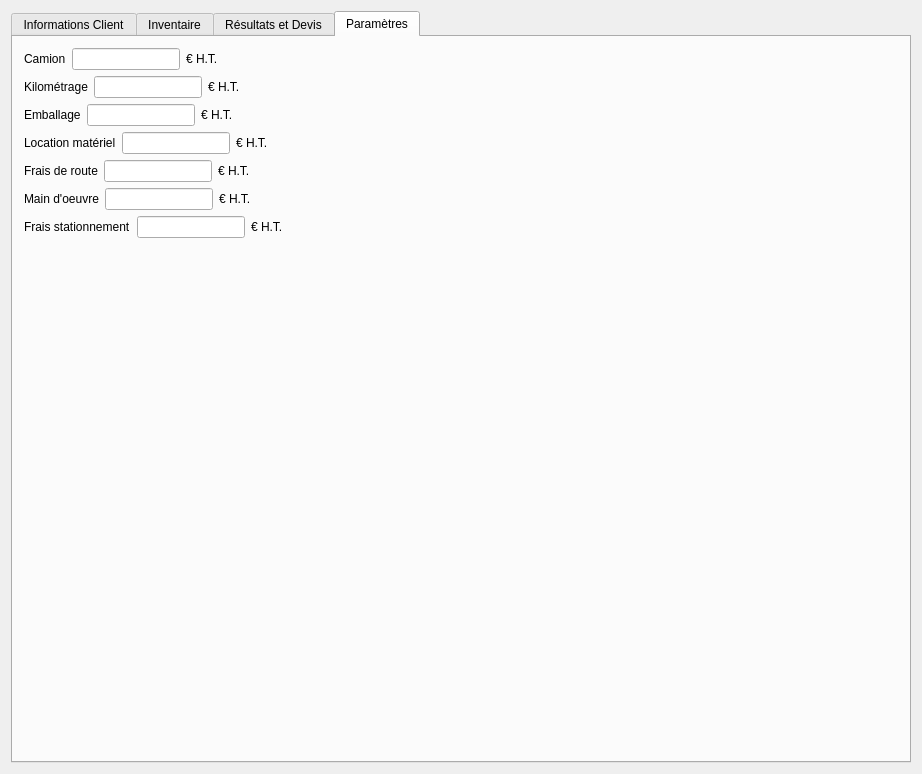
Before: the Qt Designer form DevisMaker/MainWindow.ui in Andreas-Chatti/DevisMaker, drawn with Qt 5.
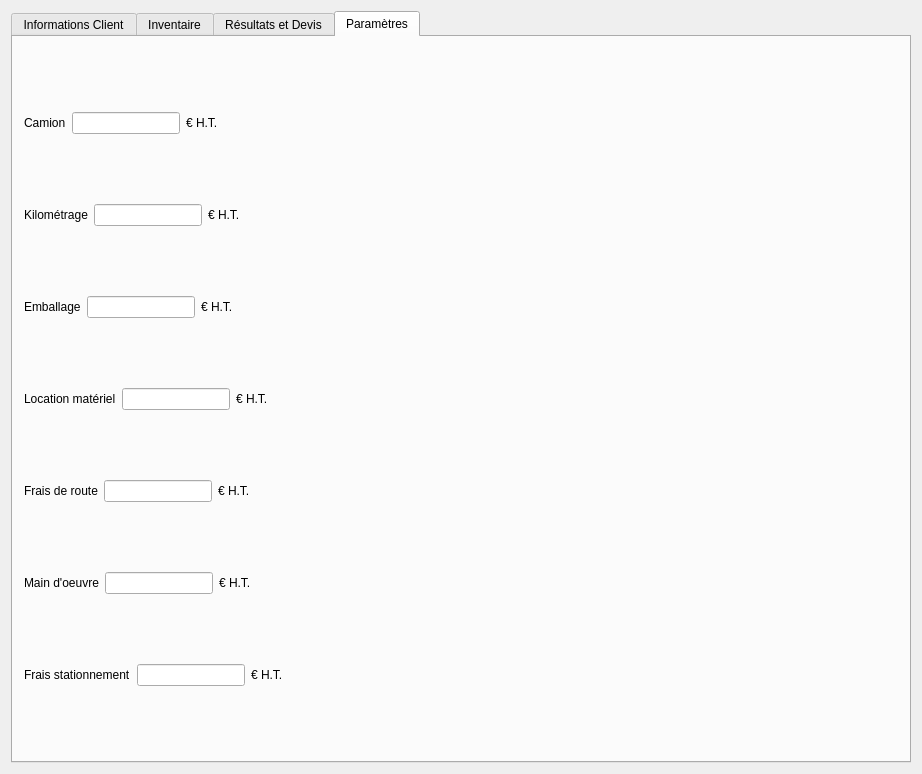
After: the same form once the commit is applied. The open tabs and pages were chosen to show the change.

Patch:
```diff
--- a/DevisMaker/MainWindow.ui
+++ b/DevisMaker/MainWindow.ui
@@ -39,7 +39,7 @@
     </sizepolicy>
    </property>
    <layout class="QGridLayout" name="gridLayout">
-    <item row="0" column="0">
+    <item row="0" column="1">
      <widget class="QTabWidget" name="tabWidget">
       <property name="enabled">
        <bool>true</bool>
@@ -1118,152 +1118,391 @@
        <attribute name="title">
         <string>Paramètres</string>
        </attribute>
-       <layout class="QFormLayout" name="formLayout_2">
-        <item row="0" column="0">
-         <layout class="QHBoxLayout" name="horizontalLayout_7">
-          <item>
-           <widget class="QLabel" name="prixCamionLabel">
-            <property name="text">
-             <string>Camion</string>
-            </property>
-           </widget>
-          </item>
-          <item>
-           <widget class="QLineEdit" name="prixCamionLineEdit"/>
-          </item>
-          <item>
-           <widget class="QLabel" name="htLabel0">
-            <property name="text">
-             <string>€ H.T.</string>
-            </property>
-           </widget>
-          </item>
-         </layout>
-        </item>
-        <item row="1" column="0">
-         <layout class="QHBoxLayout" name="horizontalLayout_8">
-          <item>
-           <widget class="QLabel" name="coutKmLabel">
-            <property name="text">
-             <string>Kilométrage</string>
-            </property>
-           </widget>
-          </item>
-          <item>
-           <widget class="QLineEdit" name="coutKmLineEdit"/>
-          </item>
-          <item>
-           <widget class="QLabel" name="htLabel1">
-            <property name="text">
-             <string>€ H.T.</string>
-            </property>
-           </widget>
-          </item>
-         </layout>
-        </item>
-        <item row="2" column="0">
+       <layout class="QGridLayout" name="gridLayout_7">
+        <item row="3" column="0">
          <layout class="QHBoxLayout" name="horizontalLayout_12">
           <item>
            <widget class="QLabel" name="prixEmballageLabel">
+            <property name="sizePolicy">
+             <sizepolicy hsizetype="Fixed" vsizetype="Fixed">
+              <horstretch>0</horstretch>
+              <verstretch>0</verstretch>
+             </sizepolicy>
+            </property>
             <property name="text">
              <string>Emballage</string>
             </property>
            </widget>
           </item>
           <item>
-           <widget class="QLineEdit" name="prixEmballageLineEdit"/>
+           <widget class="QLineEdit" name="prixEmballageLineEdit">
+            <property name="sizePolicy">
+             <sizepolicy hsizetype="Fixed" vsizetype="Fixed">
+              <horstretch>0</horstretch>
+              <verstretch>0</verstretch>
+             </sizepolicy>
+            </property>
+           </widget>
           </item>
           <item>
            <widget class="QLabel" name="htLabel2">
+            <property name="sizePolicy">
+             <sizepolicy hsizetype="Fixed" vsizetype="Fixed">
+              <horstretch>0</horstretch>
+              <verstretch>0</verstretch>
+             </sizepolicy>
+            </property>
             <property name="text">
              <string>€ H.T.</string>
             </property>
            </widget>
           </item>
+          <item>
+           <spacer name="horizontalSpacer_19">
+            <property name="orientation">
+             <enum>Qt::Orientation::Horizontal</enum>
+            </property>
+            <property name="sizeHint" stdset="0">
+             <size>
+              <width>40</width>
+              <height>20</height>
+             </size>
+            </property>
+           </spacer>
+          </item>
          </layout>
         </item>
-        <item row="3" column="0">
+        <item row="2" column="0">
+         <layout class="QHBoxLayout" name="horizontalLayout_8">
+          <item>
+           <widget class="QLabel" name="coutKmLabel">
+            <property name="sizePolicy">
+             <sizepolicy hsizetype="Fixed" vsizetype="Fixed">
+              <horstretch>0</horstretch>
+              <verstretch>0</verstretch>
+             </sizepolicy>
+            </property>
+            <property name="text">
+             <string>Kilométrage</string>
+            </property>
+           </widget>
+          </item>
+          <item>
+           <widget class="QLineEdit" name="coutKmLineEdit">
+            <property name="sizePolicy">
+             <sizepolicy hsizetype="Fixed" vsizetype="Fixed">
+              <horstretch>0</horstretch>
+              <verstretch>0</verstretch>
+             </sizepolicy>
+            </property>
+           </widget>
+          </item>
+          <item>
+           <widget class="QLabel" name="htLabel1">
+            <property name="sizePolicy">
+             <sizepolicy hsizetype="Fixed" vsizetype="Fixed">
+              <horstretch>0</horstretch>
+              <verstretch>0</verstretch>
+             </sizepolicy>
+            </property>
+            <property name="text">
+             <string>€ H.T.</string>
+            </property>
+           </widget>
+          </item>
+          <item>
+           <spacer name="horizontalSpacer_18">
+            <property name="orientation">
+             <enum>Qt::Orientation::Horizontal</enum>
+            </property>
+            <property name="sizeHint" stdset="0">
+             <size>
+              <width>40</width>
+              <height>20</height>
+             </size>
+            </property>
+           </spacer>
+          </item>
+         </layout>
+        </item>
+        <item row="4" column="0">
          <layout class="QHBoxLayout" name="horizontalLayout_10">
+          <property name="spacing">
+           <number>6</number>
+          </property>
           <item>
            <widget class="QLabel" name="prixLocMatLabel">
+            <property name="sizePolicy">
+             <sizepolicy hsizetype="Fixed" vsizetype="Fixed">
+              <horstretch>0</horstretch>
+              <verstretch>0</verstretch>
+             </sizepolicy>
+            </property>
             <property name="text">
              <string>Location matériel</string>
             </property>
            </widget>
           </item>
           <item>
-           <widget class="QLineEdit" name="prixLocMatLineEdit"/>
+           <widget class="QLineEdit" name="prixLocMatLineEdit">
+            <property name="sizePolicy">
+             <sizepolicy hsizetype="Fixed" vsizetype="Fixed">
+              <horstretch>0</horstretch>
+              <verstretch>0</verstretch>
+             </sizepolicy>
+            </property>
+           </widget>
           </item>
           <item>
            <widget class="QLabel" name="htLabel4">
+            <property name="sizePolicy">
+             <sizepolicy hsizetype="Fixed" vsizetype="Fixed">
+              <horstretch>0</horstretch>
+              <verstretch>0</verstretch>
+             </sizepolicy>
+            </property>
             <property name="text">
              <string>€ H.T.</string>
             </property>
            </widget>
           </item>
+          <item>
+           <spacer name="horizontalSpacer_20">
+            <property name="orientation">
+             <enum>Qt::Orientation::Horizontal</enum>
+            </property>
+            <property name="sizeType">
+             <enum>QSizePolicy::Policy::Expanding</enum>
+            </property>
+            <property name="sizeHint" stdset="0">
+             <size>
+              <width>40</width>
+              <height>20</height>
+             </size>
+            </property>
+           </spacer>
+          </item>
          </layout>
         </item>
-        <item row="4" column="0">
+        <item row="5" column="0">
          <layout class="QHBoxLayout" name="horizontalLayout_13">
           <item>
            <widget class="QLabel" name="coutFraisRouteLabel_2">
+            <property name="sizePolicy">
+             <sizepolicy hsizetype="Fixed" vsizetype="Fixed">
+              <horstretch>0</horstretch>
+              <verstretch>0</verstretch>
+             </sizepolicy>
+            </property>
             <property name="text">
              <string>Frais de route</string>
             </property>
            </widget>
           </item>
           <item>
-           <widget class="QLineEdit" name="coutFraisRouteLineEdit"/>
+           <widget class="QLineEdit" name="coutFraisRouteLineEdit">
+            <property name="sizePolicy">
+             <sizepolicy hsizetype="Fixed" vsizetype="Fixed">
+              <horstretch>0</horstretch>
+              <verstretch>0</verstretch>
+             </sizepolicy>
+            </property>
+           </widget>
           </item>
           <item>
            <widget class="QLabel" name="htLabel5">
+            <property name="sizePolicy">
+             <sizepolicy hsizetype="Fixed" vsizetype="Fixed">
+              <horstretch>0</horstretch>
+              <verstretch>0</verstretch>
+             </sizepolicy>
+            </property>
             <property name="text">
              <string>€ H.T.</string>
             </property>
            </widget>
           </item>
+          <item>
+           <spacer name="horizontalSpacer_21">
+            <property name="orientation">
+             <enum>Qt::Orientation::Horizontal</enum>
+            </property>
+            <property name="sizeHint" stdset="0">
+             <size>
+              <width>40</width>
+              <height>20</height>
+             </size>
+            </property>
+           </spacer>
+          </item>
          </layout>
         </item>
-        <item row="5" column="0">
+        <item row="0" column="0">
+         <layout class="QHBoxLayout" name="horizontalLayout_7">
+          <item>
+           <widget class="QLabel" name="prixCamionLabel">
+            <property name="sizePolicy">
+             <sizepolicy hsizetype="Fixed" vsizetype="Fixed">
+              <horstretch>0</horstretch>
+              <verstretch>0</verstretch>
+             </sizepolicy>
+            </property>
+            <property name="text">
+             <string>Camion</string>
+            </property>
+           </widget>
+          </item>
+          <item>
+           <widget class="QLineEdit" name="prixCamionLineEdit">
+            <property name="sizePolicy">
+             <sizepolicy hsizetype="Fixed" vsizetype="Fixed">
+              <horstretch>0</horstretch>
+              <verstretch>0</verstretch>
+             </sizepolicy>
+            </property>
+            <property name="baseSize">
+             <size>
+              <width>0</width>
+              <height>0</height>
+             </size>
+            </property>
+           </widget>
+          </item>
+          <item>
+           <widget class="QLabel" name="htLabel0">
+            <property name="sizePolicy">
+             <sizepolicy hsizetype="Fixed" vsizetype="Fixed">
+              <horstretch>0</horstretch>
+              <verstretch>0</verstretch>
+             </sizepolicy>
+            </property>
+            <property name="text">
+             <string>€ H.T.</string>
+            </property>
+           </widget>
+          </item>
+          <item>
+           <spacer name="horizontalSpacer_17">
+            <property name="orientation">
+             <enum>Qt::Orientation::Horizontal</enum>
+            </property>
+            <property name="sizeType">
+             <enum>QSizePolicy::Policy::Expanding</enum>
+            </property>
+            <property name="sizeHint" stdset="0">
+             <size>
+              <width>100</width>
+              <height>20</height>
+             </size>
+            </property>
+           </spacer>
+          </item>
+         </layout>
+        </item>
+        <item row="6" column="0">
          <layout class="QHBoxLayout" name="horizontalLayout_11">
           <item>
            <widget class="QLabel" name="moLabel">
+            <property name="sizePolicy">
+             <sizepolicy hsizetype="Fixed" vsizetype="Fixed">
+              <horstretch>0</horstretch>
+              <verstretch>0</verstretch>
+             </sizepolicy>
+            </property>
             <property name="text">
              <string>Main d'oeuvre</string>
             </property>
            </widget>
           </item>
           <item>
-           <widget class="QLineEdit" name="moLineEdit"/>
+           <widget class="QLineEdit" name="moLineEdit">
+            <property name="sizePolicy">
+             <sizepolicy hsizetype="Fixed" vsizetype="Fixed">
+              <horstretch>0</horstretch>
+              <verstretch>0</verstretch>
+             </sizepolicy>
+            </property>
+           </widget>
           </item>
           <item>
            <widget class="QLabel" name="htLabel6">
+            <property name="sizePolicy">
+             <sizepolicy hsizetype="Fixed" vsizetype="Fixed">
+              <horstretch>0</horstretch>
+              <verstretch>0</verstretch>
+             </sizepolicy>
+            </property>
             <property name="text">
              <string>€ H.T.</string>
             </property>
            </widget>
           </item>
+          <item>
+           <spacer name="horizontalSpacer_22">
+            <property name="orientation">
+             <enum>Qt::Orientation::Horizontal</enum>
+            </property>
+            <property name="sizeHint" stdset="0">
+             <size>
+              <width>40</width>
+              <height>20</height>
+             </size>
+            </property>
+           </spacer>
+          </item>
          </layout>
         </item>
-        <item row="6" column="0">
+        <item row="7" column="0">
          <layout class="QHBoxLayout" name="horizontalLayout_25">
           <item>
            <widget class="QLabel" name="fraisStatLabel">
+            <property name="sizePolicy">
+             <sizepolicy hsizetype="Fixed" vsizetype="Preferred">
+              <horstretch>0</horstretch>
+              <verstretch>0</verstretch>
+             </sizepolicy>
+            </property>
             <property name="text">
              <string>Frais stationnement</string>
             </property>
            </widget>
           </item>
           <item>
-           <widget class="QLineEdit" name="fraisStatLineEdit"/>
+           <widget class="QLineEdit" name="fraisStatLineEdit">
+            <property name="sizePolicy">
+             <sizepolicy hsizetype="Fixed" vsizetype="Fixed">
+              <horstretch>0</horstretch>
+              <verstretch>0</verstretch>
+             </sizepolicy>
+            </property>
+           </widget>
           </item>
           <item>
            <widget class="QLabel" name="htLabel7">
+            <property name="sizePolicy">
+             <sizepolicy hsizetype="Fixed" vsizetype="Fixed">
+              <horstretch>0</horstretch>
+              <verstretch>0</verstretch>
+             </sizepolicy>
+            </property>
             <property name="text">
              <string>€ H.T.</string>
             </property>
            </widget>
           </item>
+          <item>
+           <spacer name="horizontalSpacer_23">
+            <property name="orientation">
+             <enum>Qt::Orientation::Horizontal</enum>
+            </property>
+            <property name="sizeHint" stdset="0">
+             <size>
+              <width>40</width>
+              <height>20</height>
+             </size>
+            </property>
+           </spacer>
+          </item>
          </layout>
         </item>
        </layout>
```
Left out of the diff: 246 changed lines with no effect on the pictures. Lines whose indentation alone changed are shown as unchanged.
